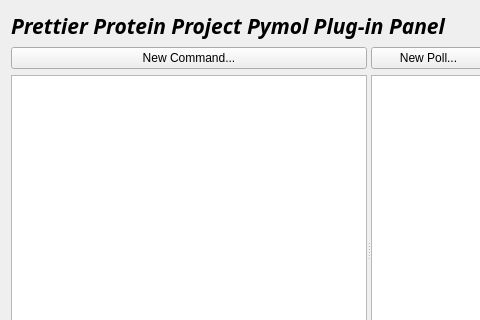
This is ipd/ppp/plugin/ppppp/gui_grid_main.ui in baker-laboratory/ipd as Qt 5 draws it before an edit; both pictures show x 0 to 480 and y 0 to 320 of the 738 by 670 pixel window. The edited form follows.
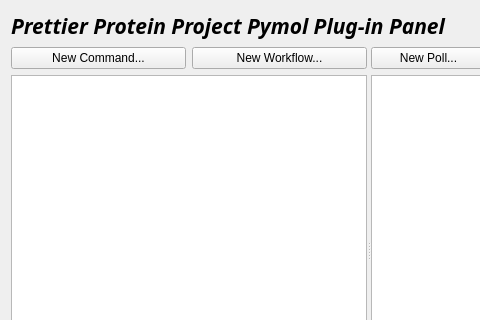
This is the edited form.

Commit message: WIP ppp workflow gui basics working

```diff
--- a/ipd/ppp/plugin/ppppp/gui_grid_main.ui
+++ b/ipd/ppp/plugin/ppppp/gui_grid_main.ui
@@ -69,6 +69,13 @@
              </property>
             </widget>
            </item>
+           <item>
+            <widget class="QPushButton" name="button_newflow">
+             <property name="text">
+              <string>New Workflow...</string>
+             </property>
+            </widget>
+           </item>
           </layout>
          </item>
          <item>
```
The commit also changes 9 other files.
